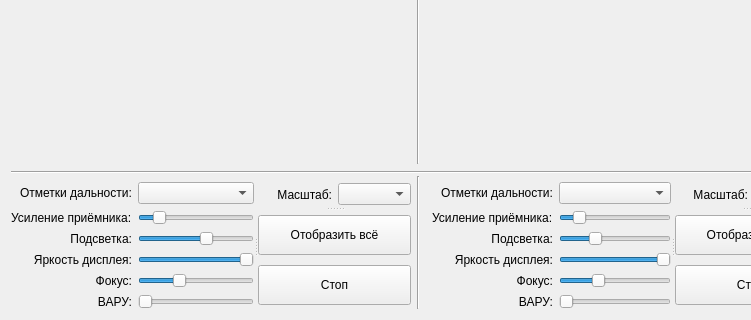
Qt form indicatorprl.ui (oln0ry/IKO) before a commit; both pictures show x 0 to 751 and y 248 to 568 of the 837 by 568 pixel window.
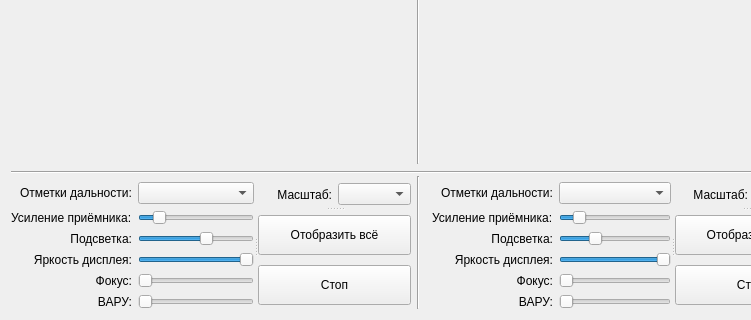
The same form after that commit. Custom widgets are drawn as their Qt base class.

```diff
--- a/indicatorprl.ui
+++ b/indicatorprl.ui
@@ -204,8 +204,11 @@
          <property name="cursor">
           <cursorShape>ArrowCursor</cursorShape>
          </property>
+         <property name="minimum">
+          <number>100</number>
+         </property>
          <property name="maximum">
-          <number>300</number>
+          <number>400</number>
          </property>
          <property name="singleStep">
           <number>1</number>
@@ -436,8 +439,11 @@
          <property name="cursor">
           <cursorShape>ArrowCursor</cursorShape>
          </property>
+         <property name="minimum">
+          <number>100</number>
+         </property>
          <property name="maximum">
-          <number>300</number>
+          <number>400</number>
          </property>
          <property name="singleStep">
           <number>1</number>
```
